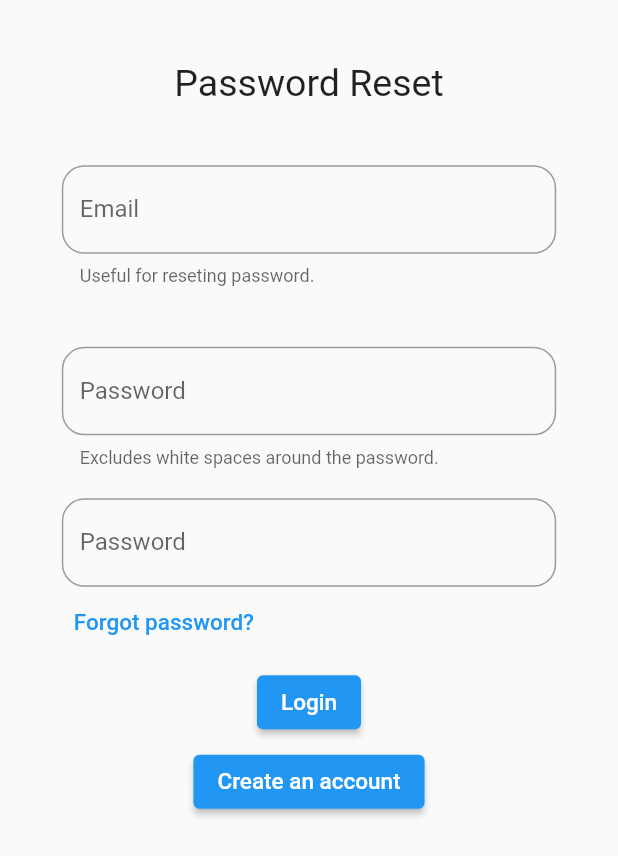
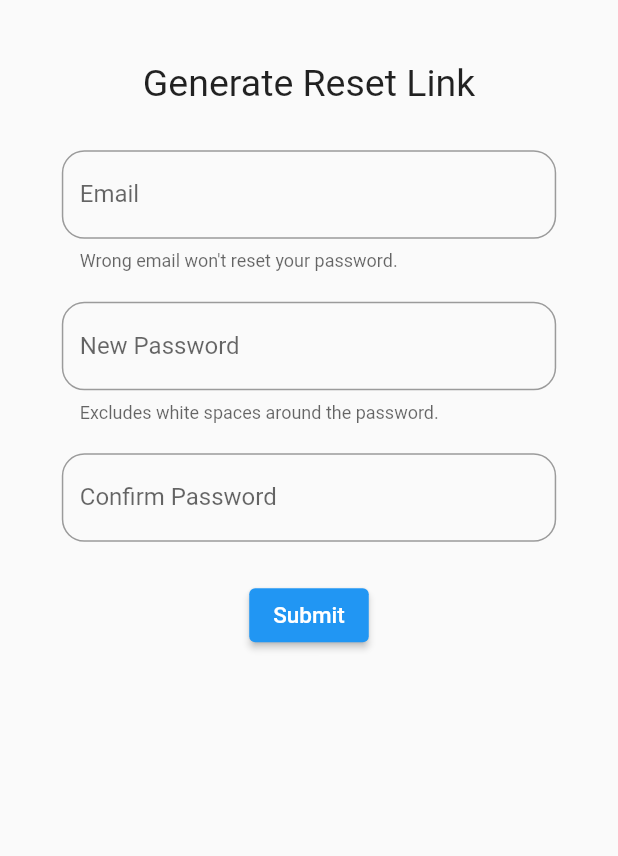
Before and after one commit to gaurishankar007/WatchMe-Flutter, a Flutter app: the ForgotPassword screen opened directly, on a phone screen of 412 x 824 dp. Shown: the top 856 px of the screen. Run offline on Flutter 3.47's test engine with Material 2 defaults, Android fonts, the phone set to English and light mode, and no system bars; our stand-ins replace form_field_validator, motion_toast.

Commit message:
Form for reseting password

```diff
--- a/lib/main.dart
+++ b/lib/main.dart
@@ -1,5 +1,7 @@
 import 'package:assignment/screens/home.dart';
+import 'package:assignment/screens/login/forgot_password.dart';
 import 'package:assignment/screens/login/login.dart';
+import 'package:assignment/screens/login/reset_password.dart';
 import 'package:assignment/screens/registration/register_user.dart';
 import 'package:flutter/material.dart';
 
@@ -22,7 +24,9 @@ class _WatchMeState extends State<WatchMe> {
       routes: {
         '/': (context)=> LoginUser(),
         '/RegisterUser': (context)=> RegisterUser(),
-        'Home': (context)=> Home(),
+        '/ForgotPassword':(context)=> ForgotPassword(),
+        '/ResetPassword':(context)=> ResetPassword(),
+        '/Home': (context)=> Home(),
       },
       title: "WatchMe Social Media App",
     );
--- a/lib/screens/login/forgot_password.dart
+++ b/lib/screens/login/forgot_password.dart
@@ -11,7 +11,7 @@ class ForgotPassword extends StatefulWidget {
 
 class _ForgotPasswordState extends State<ForgotPassword> {
   final _formKey = GlobalKey<FormState>();
-  String email = "", newPassword = "", confirmPassword = "";
+  String email = "", newPassword = "";
 
   @override
   Widget build(BuildContext context) {
@@ -26,17 +26,17 @@ class _ForgotPasswordState extends State<ForgotPassword> {
               child: Column(
                 children: [
                   Text(
-                    "Password Reset",
+                    "Generate Reset Link",
                     style: TextStyle(
                       fontSize: 25,
                     ),
                   ),
                   SizedBox(
-                    height: 40,
+                    height: 30,
                   ),
                   TextFormField(
-                    onSaved: (value) {
-                      email = value!;
+                    onChanged: (value) {
+                      email = value;
                     },
                     keyboardType: TextInputType.emailAddress,
                     validator: MultiValidator([
@@ -46,19 +46,19 @@ class _ForgotPasswordState extends State<ForgotPassword> {
                     ]),
                     decoration: InputDecoration(
                       labelText: "Email",
-                      hintText: "Enter your email.....",
-                      helperText: "Useful for reseting password.",
+                      hintText: "Enter your account email.....",
+                      helperText: "Wrong email won't reset your password.",
                       border: OutlineInputBorder(
                         borderRadius: BorderRadius.circular(15),
                       ),
                     ),
                   ),
                   SizedBox(
-                    height: 40,
+                    height: 20,
                   ),
                   TextFormField(
-                    onSaved: (value) {
-                      newPassword = value!;
+                    onChanged: (value) {
+                      newPassword = value;
                     },
                     validator: MultiValidator([
                       RequiredValidator(errorText: "Password is required!"),
@@ -73,8 +73,8 @@ class _ForgotPasswordState extends State<ForgotPassword> {
                     ]),
                     obscureText: true,
                     decoration: InputDecoration(
-                      labelText: "Password",
-                      hintText: "Enter a password.....",
+                      labelText: "New Password",
+                      hintText: "Enter a new password.....",
                       helperText: "Excludes white spaces around the password.",
                       border: OutlineInputBorder(
                         borderRadius: BorderRadius.circular(15),
@@ -85,75 +85,40 @@ class _ForgotPasswordState extends State<ForgotPassword> {
                     height: 20,
                   ),
                   TextFormField(
-                    onSaved: (value) {
-                      confirmPassword = value!;
-                    },
-                    validator: MultiValidator([
-                      RequiredValidator(errorText: "Password is required!"),
-                    ]),
+                    validator: (value) =>
+                        MatchValidator(errorText: "Password did not match.")
+                            .validateMatch(value!, newPassword),
                     obscureText: true,
                     decoration: InputDecoration(
-                      labelText: "Password",
-                      hintText: "Enter your password.....",
+                      labelText: "Confirm Password",
+                      hintText: "Enter the password again.....",
                       border: OutlineInputBorder(
                         borderRadius: BorderRadius.circular(15),
                       ),
                     ),
                   ),
-                  Container(
-                    alignment: Alignment.topLeft,
-                    width: double.maxFinite,
-                    child: TextButton(
-                      onPressed: () {},
-                      child: Text(
-                        "Forgot password?",
-                        style: TextStyle(
-                          fontSize: 15,
-                        ),
-                      ),
-                    ),
-                  ),
                   SizedBox(
-                    height: 5,
+                    height: 25,
                   ),
                   ElevatedButton(
                     onPressed: () {
                       if (_formKey.currentState!.validate()) {
-                        _formKey.currentState!.save();
-                        MotionToast.success(
-                          title: "Login Success :)",
-                          description: "",
-                          toastDuration: Duration(seconds: 3),
-                        ).show(context);
+                        Navigator.pushNamed(context, "/ResetPassword");
                       } else {
                         MotionToast.error(
-                          title: "Login Failed :(",
+                          title: "Submit Failed :(",
                           description: "",
                           toastDuration: Duration(seconds: 3),
                         ).show(context);
                       }
                     },
                     child: Text(
-                      "Login",
+                      "Submit",
                       style: TextStyle(
                         fontSize: 15,
                       ),
                     ),
                   ),
-                  SizedBox(
-                    height: 5,
-                  ),
-                  ElevatedButton(
-                    onPressed: () {
-                      Navigator.pushNamed(context, "/RegisterUser");
-                    },
-                    child: Text(
-                      "Create an account",
-                      style: TextStyle(
-                        fontSize: 15,
-                      ),
-                    ),
-                  )
                 ],
               ),
             ),
--- a/lib/screens/registration/register_user.dart
+++ b/lib/screens/registration/register_user.dart
@@ -33,7 +33,7 @@ class _RegisterUserState extends State<RegisterUser> {
                     ),
                   ),
                   SizedBox(
-                    height: 40,
+                    height: 30,
                   ),
                   TextFormField(
                     onSaved: (value) {
@@ -130,7 +130,7 @@ class _RegisterUserState extends State<RegisterUser> {
                     ),
                   ),
                   SizedBox(
-                    height: 20,
+                    height: 25,
                   ),
                   ElevatedButton(
                     onPressed: () {
```
Also changed, not shown: lib/screens/login/login.dart (+7 -8 lines), lib/screens/login/reset_password.dart (+95 -0 lines).
